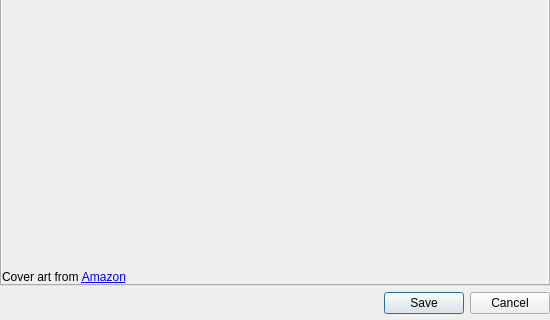
Above: libs/mediainfowindow/MediaInfoWindow.ui from tkrotoff/QuarkPlayer before the change; both pictures show x 0 to 550 and y 143 to 463 of the 550 by 463 pixel window. Below: the same form after it.
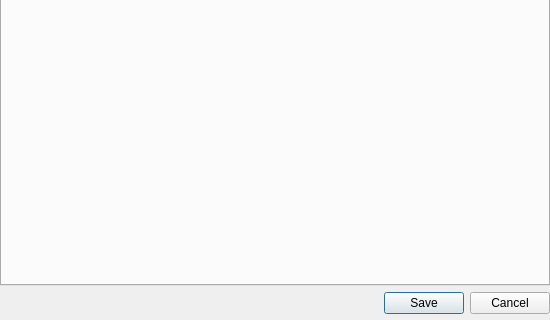
That is the form after the change. The open tabs and pages were chosen to show the change.

```diff
--- a/libs/mediainfowindow/MediaInfoWindow.ui
+++ b/libs/mediainfowindow/MediaInfoWindow.ui
@@ -232,63 +232,6 @@
        <property name="spacing" >
         <number>0</number>
        </property>
-       <item row="0" column="0" >
-        <widget class="QScrollArea" name="scrollArea" >
-         <property name="frameShape" >
-          <enum>QFrame::NoFrame</enum>
-         </property>
-         <property name="verticalScrollBarPolicy" >
-          <enum>Qt::ScrollBarAlwaysOff</enum>
-         </property>
-         <property name="horizontalScrollBarPolicy" >
-          <enum>Qt::ScrollBarAlwaysOff</enum>
-         </property>
-         <property name="widgetResizable" >
-          <bool>true</bool>
-         </property>
-         <widget class="QWidget" name="scrollAreaWidgetContents" >
-          <property name="geometry" >
-           <rect>
-            <x>0</x>
-            <y>0</y>
-            <width>546</width>
-            <height>401</height>
-           </rect>
-          </property>
-          <layout class="QGridLayout" name="gridLayout_8" >
-           <property name="margin" >
-            <number>0</number>
-           </property>
-           <property name="spacing" >
-            <number>0</number>
-           </property>
-           <item row="0" column="0" >
-            <widget class="QLabel" name="coverArtLabel" >
-             <property name="scaledContents" >
-              <bool>true</bool>
-             </property>
-            </widget>
-           </item>
-           <item row="1" column="0" >
-            <widget class="QLabel" name="amazonLabel" >
-             <property name="sizePolicy" >
-              <sizepolicy vsizetype="Fixed" hsizetype="Preferred" >
-               <horstretch>0</horstretch>
-               <verstretch>0</verstretch>
-              </sizepolicy>
-             </property>
-             <property name="text" >
-              <string>Cover art from &lt;a href="http://amazon.com">Amazon&lt;/a></string>
-             </property>
-             <property name="openExternalLinks" >
-              <bool>true</bool>
-             </property>
-            </widget>
-           </item>
-          </layout>
-         </widget>
-        </widget>
-       </item>
       </layout>
      </widget>
      <widget class="QWidget" name="artistTab" >
```
Left out of the diff: 8 changed lines with no effect on the pictures.
